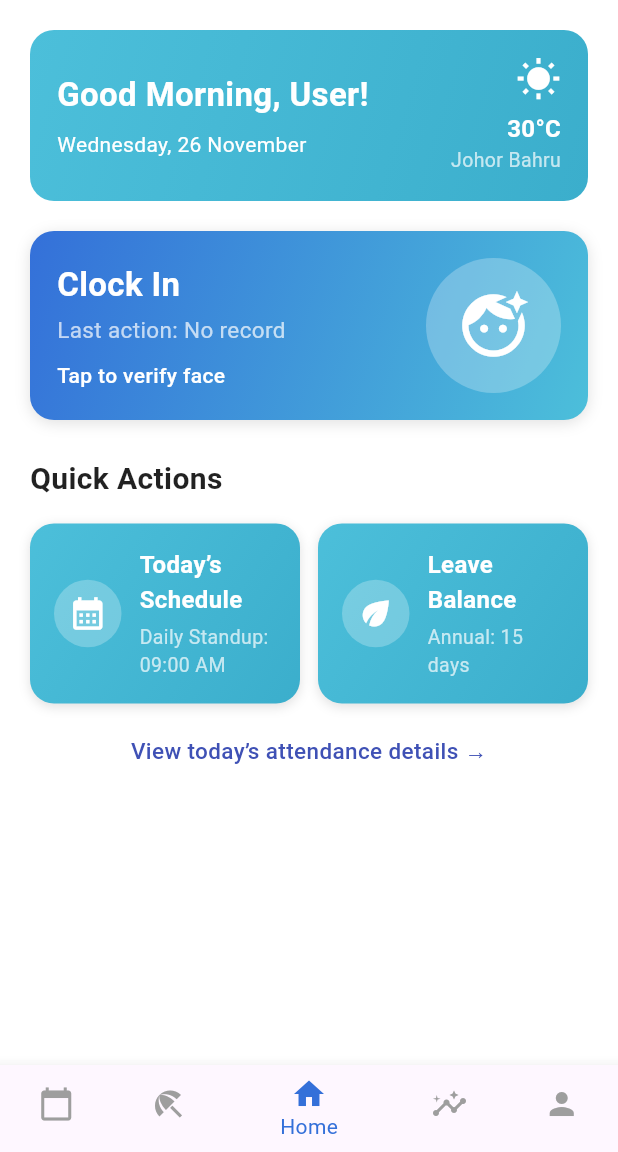
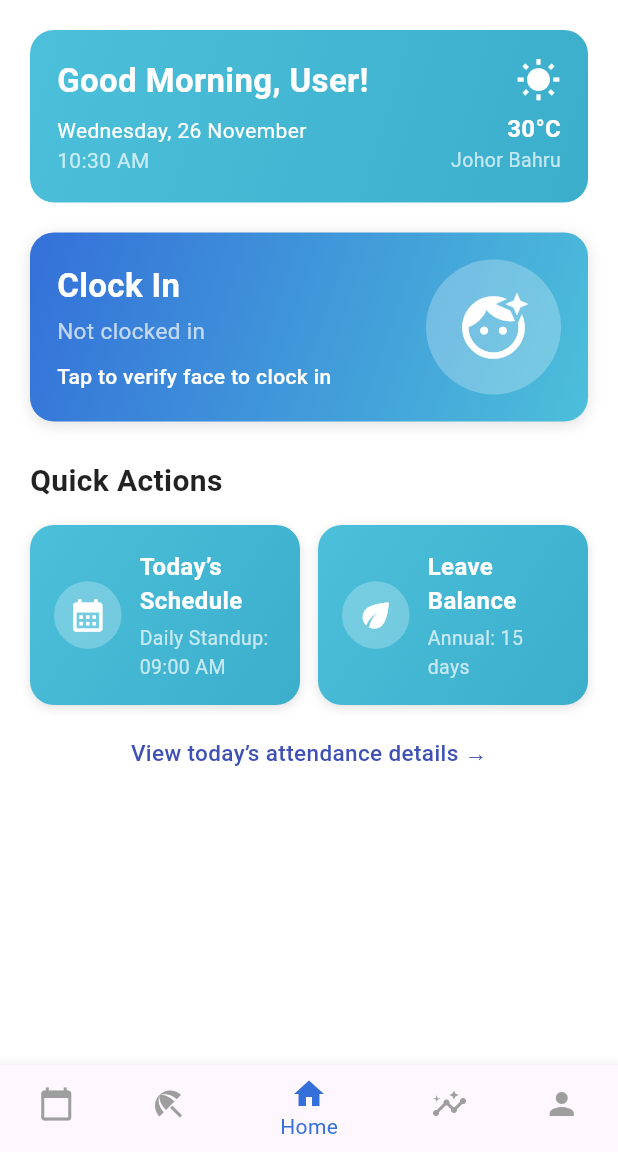
Before and after one commit to shahruramadan98/clockease, a Flutter app: the screen it shows once a user with an empty profile is signed in, on a phone screen of 412 x 824 dp, the part 84-1236 px from its top. Run offline on Flutter 3.47's test engine with Material 3 defaults, Android fonts, the phone set to English and light mode, and no system bars; our stand-ins replace camera, cloud_firestore, firebase_auth, firebase_core, flutter_riverpod; accounts and stored records are empty.

Commit message:
added time on greeting component

```diff
--- a/lib/dashboard/widgets/clock_card.dart
+++ b/lib/dashboard/widgets/clock_card.dart
@@ -11,15 +11,21 @@ class ClockCard extends ConsumerWidget {
     final state = ref.watch(dashboardProvider);
     final controller = ref.read(dashboardProvider.notifier);
 
+    final isClockedIn = state.isClockedIn;
+
     return GestureDetector(
       onTap: () async {
-        // USER IS CLOCKED IN → ALLOW DIRECT CLOCK OUT
-        if (state.isClockedIn) {
+        // -----------------------------------------------------
+        // USER ALREADY CLOCKED IN → CLOCK OUT DIRECTLY
+        // -----------------------------------------------------
+        if (isClockedIn) {
           controller.toggleClock();
           return;
         }
 
-        // USER IS CLOCKED OUT → REQUIRE FACE VERIFICATION
+        // -----------------------------------------------------
+        // USER CLOCKED OUT → REQUIRE FACE VERIFICATION
+        // -----------------------------------------------------
         final verified = await Navigator.push(
           context,
           MaterialPageRoute(
@@ -61,26 +67,37 @@ class ClockCard extends ConsumerWidget {
               child: Column(
                 crossAxisAlignment: CrossAxisAlignment.start,
                 children: [
+                  // MAIN ACTION
                   Text(
-                    state.isClockedIn ? "Clock Out" : "Clock In",
+                    isClockedIn ? "Clock Out" : "Clock In",
                     style: const TextStyle(
                       fontSize: 22,
                       color: Colors.white,
                       fontWeight: FontWeight.w700,
                     ),
                   ),
+
                   const SizedBox(height: 4),
+
+                  // ACTUAL STATUS
                   Text(
-                    "Last action: ${state.lastAction ?? '--'}",
+                    isClockedIn
+                        ? "Clocked in at: ${state.lastAction ?? '--'}"
+                        : "Not clocked in",
                     style: const TextStyle(
                       fontSize: 15,
                       color: Colors.white70,
                     ),
                   ),
+
                   const SizedBox(height: 10),
-                  const Text(
-                    "Tap to verify face",
-                    style: TextStyle(
+
+                  // INSTRUCTIONS
+                  Text(
+                    isClockedIn
+                        ? "Tap to clock out"
+                        : "Tap to verify face to clock in",
+                    style: const TextStyle(
                       fontSize: 14,
                       color: Colors.white,
                       fontWeight: FontWeight.w500,
@@ -90,7 +107,7 @@ class ClockCard extends ConsumerWidget {
               ),
             ),
 
-            // RIGHT SIDE ICON
+            // RIGHT ICON
             Container(
               height: 90,
               width: 90,
@@ -98,8 +115,10 @@ class ClockCard extends ConsumerWidget {
                 shape: BoxShape.circle,
                 color: Colors.white.withOpacity(0.25),
               ),
-              child: const Icon(
-                Icons.face_retouching_natural,
+              child: Icon(
+                isClockedIn
+                    ? Icons.logout_rounded
+                    : Icons.face_retouching_natural,
                 color: Colors.white,
                 size: 50,
               ),
--- a/lib/dashboard/widgets/greeting_card.dart
+++ b/lib/dashboard/widgets/greeting_card.dart
@@ -21,15 +21,23 @@ class GreetingCard extends ConsumerWidget {
     final date =
         "${_weekday(now.weekday)}, ${now.day} ${_month(now.month)}";
 
+    final formattedTime = _formatTime(now); // NEW
+
     return userData.when(
-      loading: () => _buildCard(greeting, "Loading...", date),
-      error: (_, __) => _buildCard(greeting, "User", date),
-      data: (user) => _buildCard(greeting, user?.fullName ?? "User", date),
+      loading: () => _buildCard(greeting, "Loading...", date, formattedTime),
+      error: (_, __) => _buildCard(greeting, "User", date, formattedTime),
+      data: (user) => _buildCard(
+        greeting,
+        user?.fullName ?? "User",
+        date,
+        formattedTime,
+      ),
     );
   }
 }
 
-Widget _buildCard(String greeting, String name, String date) {
+// UPDATED to include time
+Widget _buildCard(String greeting, String name, String date, String time) {
   return Container(
     padding: const EdgeInsets.all(18),
     decoration: BoxDecoration(
@@ -55,9 +63,17 @@ Widget _buildCard(String greeting, String name, String date) {
                 ),
               ),
               const SizedBox(height: 8),
+
+              // DATE
               Text(
                 date,
                 style: const TextStyle(fontSize: 14, color: Colors.white),
+              ),
+
+              // TIME
+              Text(
+                time,
+                style: const TextStyle(fontSize: 14, color: Colors.white70),
               ),
             ],
           ),
@@ -105,3 +121,11 @@ String _month(int month) {
   ];
   return names[month - 1];
 }
+
+// NEW TIME FORMAT FUNCTION
+String _formatTime(DateTime time) {
+  final hour = time.hour % 12 == 0 ? 12 : time.hour % 12;
+  final minute = time.minute.toString().padLeft(2, '0');
+  final suffix = time.hour >= 12 ? "PM" : "AM";
+  return "$hour:$minute $suffix";
+}
```
